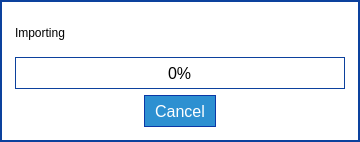
The window that parsec/core/gui/forms/loading_dialog.ui (Scille/parsec-cloud) describes before a commit, drawn with Qt 5.
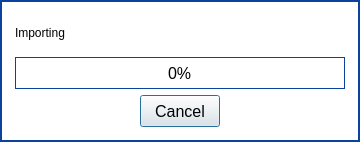
The same window after the commit. Icons and pictures are not drawn. Custom widgets are drawn as their Qt base class.

What changed in the file:
```diff
--- a/parsec/core/gui/forms/loading_dialog.ui
+++ b/parsec/core/gui/forms/loading_dialog.ui
@@ -144,21 +144,7 @@
            <enum>Qt::RightToLeft</enum>
           </property>
           <property name="styleSheet">
-           <string notr="true">QPushButton
-{
-background-color: rgb(45, 144, 209);
-border: 1px solid rgb(11, 56, 166);
-color: rgb(255, 255, 255);
-padding-left: 10px;
-padding-right: 10px;
-}
-
-QPushButton:disabled
-{
-border: 1px solid rgb(65, 75, 106);
-background-color: rgb(112, 122, 153);
-color: rgb(255, 255, 255);
-}</string>
+           <string notr="true"/>
           </property>
           <property name="text">
            <string>Cancel</string>
@@ -195,8 +181,13 @@
    </item>
   </layout>
  </widget>
- <resources>
-  <include location="../rc/resources.qrc"/>
- </resources>
+ <customwidgets>
+  <customwidget>
+   <class>ShadowedButton</class>
+   <extends>QPushButton</extends>
+   <header>parsec.core.gui.custom_widgets</header>
+  </customwidget>
+ </customwidgets>
+ <resources/>
  <connections/>
 </ui>
```
Left out of the diff: 6 changed lines with no effect on the pictures.
